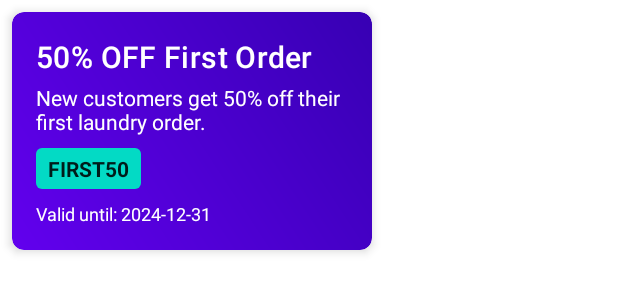
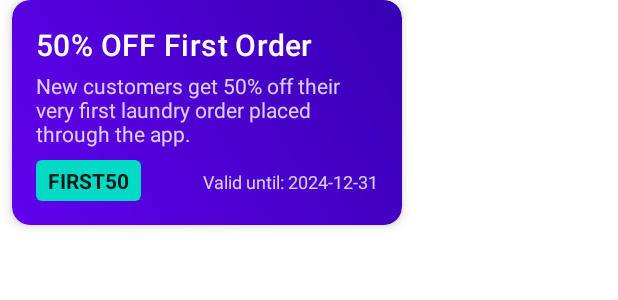
Before and after one commit to adish450/LaundryPro, an Android app: the layout item_offer.xml on its own in the app's theme, with its tools: preview values and no code run, on a phone screen of 412 x 824 dp. Shown: the top 300 px of the screen. Run offline under Robolectric (Android 15) with nearby library versions, the phone set to English and light mode, and no system bars.

Commit message:
change offer card ui

```diff
--- /dev/null
+++ b/app/src/main/res/drawable/bg_offer_card.xml
@@ -0,0 +1,10 @@
+<?xml version="1.0" encoding="utf-8"?>
+<shape xmlns:android="http://schemas.android.com/apk/res/android"
+    android:shape="rectangle">
+    <gradient
+        android:angle="45"
+        android:endColor="@color/purple_700"
+        android:startColor="@color/primary_color"
+        android:type="linear" />
+    <corners android:radius="12dp" />
+</shape>
--- a/app/src/main/res/layout/item_offer.xml
+++ b/app/src/main/res/layout/item_offer.xml
@@ -2,41 +2,47 @@
 <androidx.cardview.widget.CardView xmlns:android="http://schemas.android.com/apk/res/android"
     xmlns:app="http://schemas.android.com/apk/res-auto"
     xmlns:tools="http://schemas.android.com/tools"
-    android:layout_width="240dp"
-    android:layout_height="wrap_content"
-    android:layout_margin="8dp"
-    app:cardCornerRadius="8dp"
+    android:layout_width="260dp"
+    android:layout_height="150dp"
+    android:layout_marginStart="8dp"
+    android:layout_marginEnd="8dp"
+    app:cardCornerRadius="12dp"
     app:cardElevation="4dp">
 
-    <LinearLayout
-        android:id="@+id/offer_container"
+    <androidx.constraintlayout.widget.ConstraintLayout
         android:layout_width="match_parent"
-        android:layout_height="wrap_content"
-        android:background="@drawable/bg_offer_gradient"
-        android:orientation="vertical"
+        android:layout_height="match_parent"
+        android:background="@drawable/bg_offer_card"
         android:padding="16dp">
 
         <TextView
             android:id="@+id/offer_title"
-            android:layout_width="wrap_content"
+            android:layout_width="0dp"
             android:layout_height="wrap_content"
             android:textAppearance="@style/TextAppearance.MaterialComponents.Headline6"
             android:textColor="@color/white"
+            app:layout_constraintStart_toStartOf="parent"
+            app:layout_constraintTop_toTopOf="parent"
+            app:layout_constraintEnd_toEndOf="parent"
             tools:text="50% OFF First Order" />
 
         <TextView
             android:id="@+id/offer_description"
-            android:layout_width="wrap_content"
-            android:layout_height="wrap_content"
+            android:layout_width="0dp"
+            android:layout_height="0dp"
             android:layout_marginTop="4dp"
             android:textColor="@color/white"
-            tools:text="New customers get 50% off their first laundry order." />
+            android:alpha="0.8"
+            app:layout_constraintBottom_toTopOf="@id/offer_code"
+            app:layout_constraintEnd_toEndOf="parent"
+            app:layout_constraintStart_toStartOf="parent"
+            app:layout_constraintTop_toBottomOf="@id/offer_title"
+            tools:text="New customers get 50% off their very first laundry order placed through the app." />
 
         <TextView
             android:id="@+id/offer_code"
             android:layout_width="wrap_content"
             android:layout_height="wrap_content"
-            android:layout_marginTop="8dp"
             android:background="@drawable/bg_discount_badge"
             android:paddingStart="8dp"
             android:paddingTop="4dp"
@@ -44,16 +50,20 @@
             android:paddingBottom="4dp"
             android:textColor="@color/text_primary"
             android:textStyle="bold"
+            app:layout_constraintBottom_toBottomOf="parent"
+            app:layout_constraintStart_toStartOf="parent"
             tools:text="FIRST50" />
 
         <TextView
             android:id="@+id/text_offer_valid_until"
             android:layout_width="wrap_content"
             android:layout_height="wrap_content"
-            android:layout_marginTop="8dp"
             android:textColor="@color/white"
             android:textSize="12sp"
+            android:alpha="0.8"
+            app:layout_constraintBaseline_toBaselineOf="@id/offer_code"
+            app:layout_constraintEnd_toEndOf="parent"
             tools:text="Valid until: 2024-12-31" />
 
-    </LinearLayout>
+    </androidx.constraintlayout.widget.ConstraintLayout>
 </androidx.cardview.widget.CardView>
```
